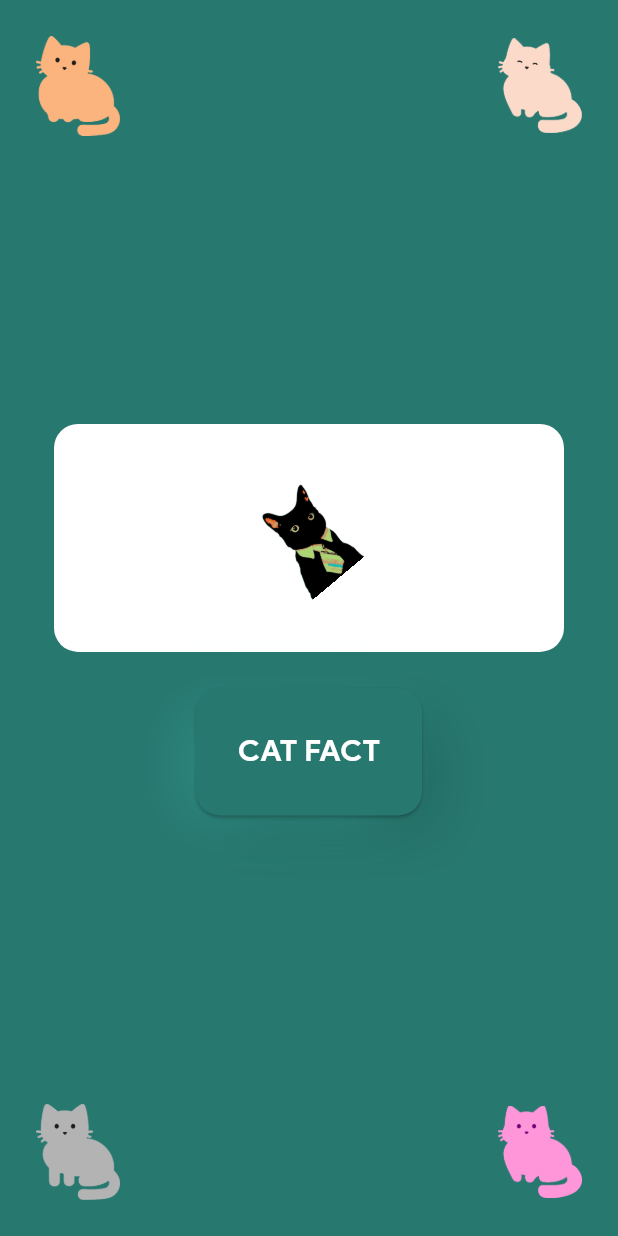
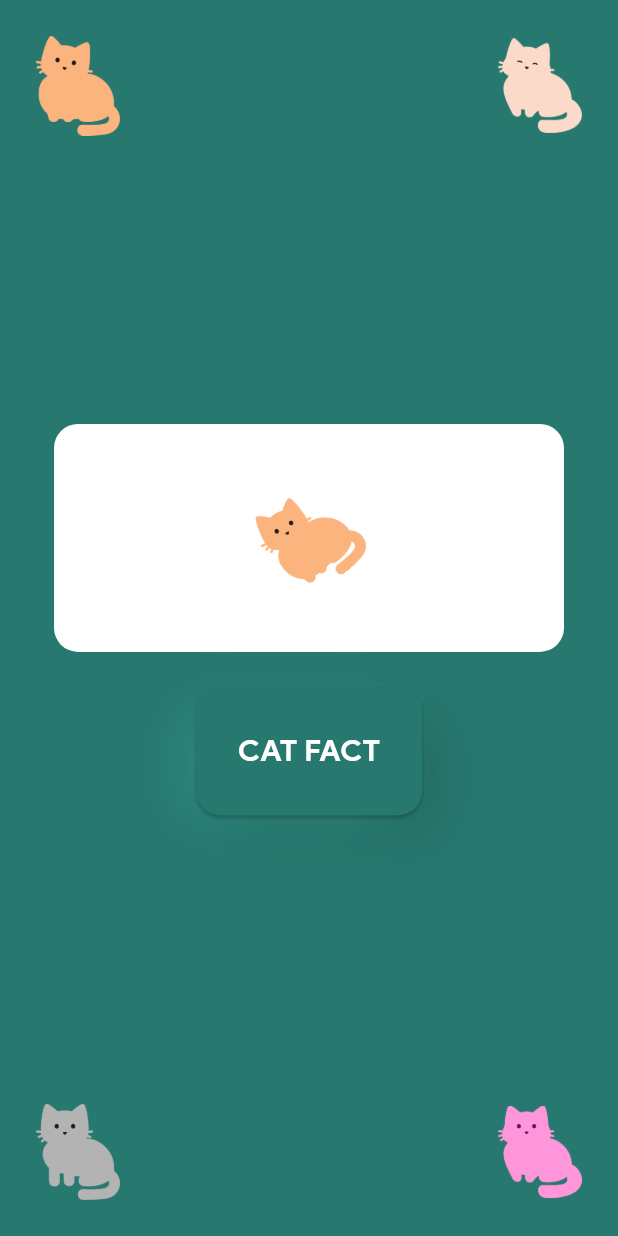
Before and after one commit to jokilic/purrfact, a Flutter app: the first screen one second after launch, on a phone screen of 412 x 824 dp. Run offline on Flutter 3.47's test engine with Material 3 defaults, Android fonts, the phone set to English and light mode, and no system bars; our stand-ins replace dio, get_it, logger, watch_it.

```diff
--- a/lib/screens/home/widgets/fact_loading.dart
+++ b/lib/screens/home/widgets/fact_loading.dart
@@ -11,6 +11,7 @@ class FactLoading extends StatefulWidget {
 
 class _FactLoadingState extends State<FactLoading> with SingleTickerProviderStateMixin {
   late final AnimationController animationController;
+  late final int randomNumber;
 
   @override
   void initState() {
@@ -20,6 +21,8 @@ class _FactLoadingState extends State<FactLoading> with SingleTickerProviderStat
       vsync: this,
       duration: const Duration(milliseconds: 900),
     )..repeat();
+
+    randomNumber = Random().nextInt(4) + 1;
   }
 
   @override
@@ -29,8 +32,8 @@ class _FactLoadingState extends State<FactLoading> with SingleTickerProviderStat
           angle: animationController.value * 2 * pi,
           child: child,
         ),
-        child: const CatWidget(
-          'assets/maca6.png',
+        child: CatWidget(
+          'assets/maca$randomNumber.png',
         ),
       );
 
```
Also changed, not shown: assets/icon.png, assets/maca5.png (deleted), assets/maca6.png (deleted), 54 other files.
